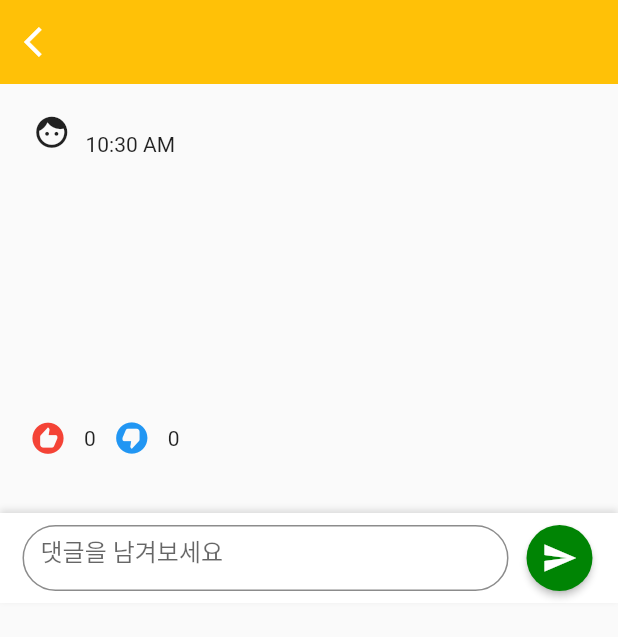
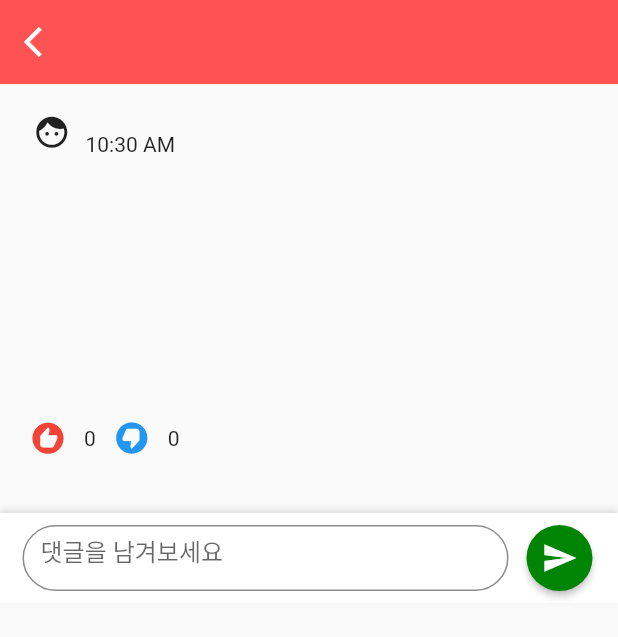
Before and after one commit to SorryKim/2023_capstone, a Flutter app: the CommentScreen screen opened directly with empty values, on a phone screen of 412 x 824 dp. Shown: the top 637 px of the screen. Run offline on Flutter 3.47's test engine with Material 2 defaults, Android fonts, the light colour scheme and no system bars; our stand-ins replace cloud_firestore, firebase_auth, firebase_core, flutter_swiper_plus, geolocator, google_sign_in and 2 more; missing offline and left inert: flutter_survey, health, shake; accounts and stored records are empty.

Commit message:
UI 수정

```diff
--- a/lib/screens/comment_screen.dart
+++ b/lib/screens/comment_screen.dart
@@ -51,7 +51,7 @@ class _CommentScreenState extends State<CommentScreen> {
             color: Colors.white,
             icon: const Icon(Icons.arrow_back_ios),
           ),
-          backgroundColor: Colors.amber,
+          backgroundColor: Colors.redAccent,
           elevation: 0.0,
         ),
         body: StreamBuilder<List<CommentModel>>(
```
